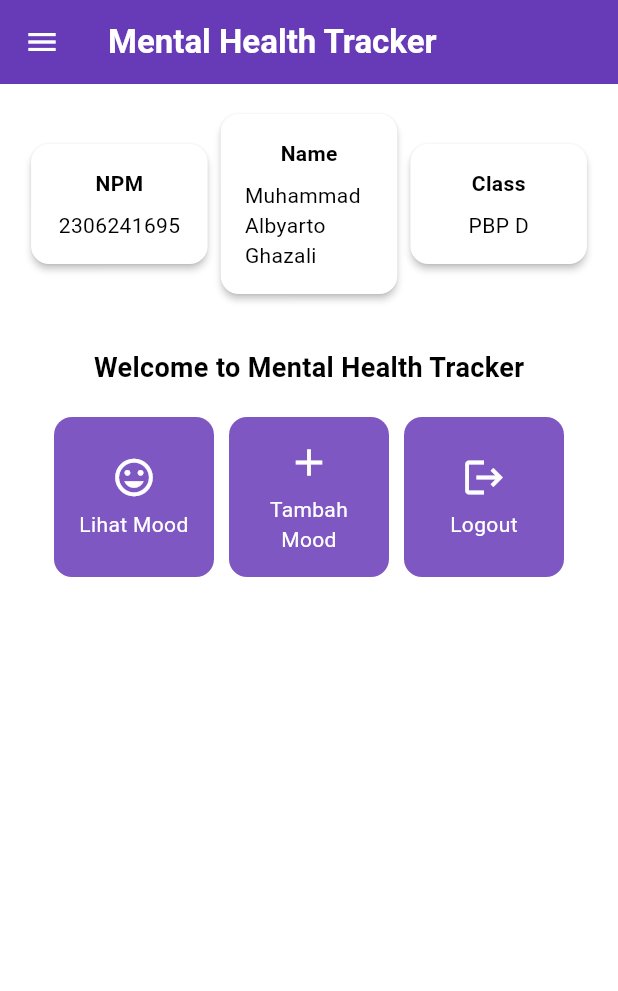
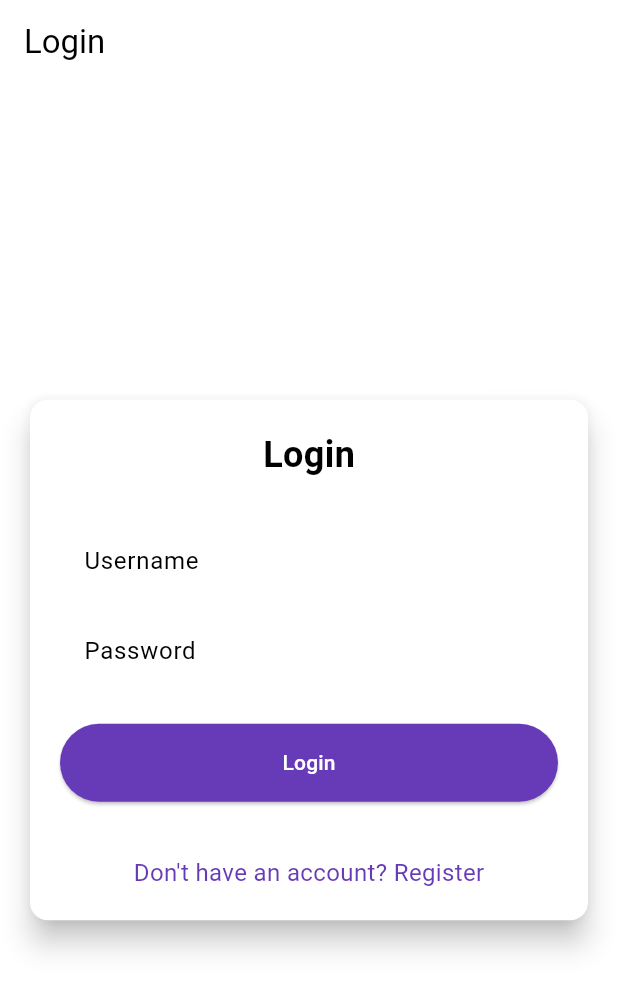
Before and after one commit to albyarto/mental-health-tracker-mobile, a Flutter app: the screen it shows after launch, on a phone screen of 412 x 824 dp. Shown: the top 991 px of the screen. Run offline on Flutter 3.47's test engine with Material 3 defaults, Android fonts, the phone set to English and light mode, and no system bars; missing offline and left inert: pbp_django_auth.

Commit message:
tutorial 8 selesai

```diff
--- a/lib/main.dart
+++ b/lib/main.dart
@@ -1,5 +1,7 @@
 import 'package:flutter/material.dart';
-import 'package:mental_health_tracker/screens/menu.dart';
+import 'package:mental_health_tracker/screens/login.dart';
+import 'package:pbp_django_auth/pbp_django_auth.dart';
+import 'package:provider/provider.dart';
 
 void main() {
   runApp(const MyApp());
@@ -8,17 +10,23 @@ void main() {
 class MyApp extends StatelessWidget {
   const MyApp({super.key});
 
-  // This widget is the root of your application.
   @override
   Widget build(BuildContext context) {
-    return MaterialApp(
-      title: 'Flutter Demo',
-      theme: ThemeData(
-        colorScheme: ColorScheme.fromSwatch(
-          primarySwatch: Colors.deepPurple,
-        ).copyWith(secondary: Colors.deepPurple[400]),
+    return Provider(
+      create: (_) {
+        CookieRequest request = CookieRequest();
+        return request;
+      },
+      child: MaterialApp(
+        title: 'Mental Health Tracker',
+        theme: ThemeData(
+          useMaterial3: true,
+          colorScheme: ColorScheme.fromSwatch(
+            primarySwatch: Colors.deepPurple,
+          ).copyWith(secondary: Colors.deepPurple[400]),
+        ),
+        home: const LoginPage()
       ),
-      home: MyHomePage(),
     );
   }
 }
--- /dev/null
+++ b/lib/screens/login.dart
@@ -0,0 +1,180 @@
+import 'package:mental_health_tracker/screens/menu.dart';
+import 'package:flutter/material.dart';
+import 'package:mental_health_tracker/screens/register.dart';
+import 'package:pbp_django_auth/pbp_django_auth.dart';
+import 'package:provider/provider.dart';
+void main() {
+  runApp(const LoginApp());
+}
+
+class LoginApp extends StatelessWidget {
+  const LoginApp({super.key});
+
+  @override
+  Widget build(BuildContext context) {
+    return MaterialApp(
+      title: 'Login',
+      theme: ThemeData(
+        useMaterial3: true,
+        colorScheme: ColorScheme.fromSwatch(
+          primarySwatch: Colors.deepPurple,
+        ).copyWith(secondary: Colors.deepPurple[400]),
+      ),
+      home: const LoginPage(),
+    );
+  }
+}
+
+class LoginPage extends StatefulWidget {
+  const LoginPage({super.key});
+
+  @override
+  State<LoginPage> createState() => _LoginPageState();
+}
+
+class _LoginPageState extends State<LoginPage> {
+  final TextEditingController _usernameController = TextEditingController();
+  final TextEditingController _passwordController = TextEditingController();
+
+  @override
+  Widget build(BuildContext context) {
+    final request = context.watch<CookieRequest>();
+
+    return Scaffold(
+      appBar: AppBar(
+        title: const Text('Login'),
+      ),
+      body: Center(
+        child: SingleChildScrollView(
+          padding: const EdgeInsets.all(16.0),
+          child: Card(
+            elevation: 8,
+            shape: RoundedRectangleBorder(
+              borderRadius: BorderRadius.circular(12.0),
+            ),
+            child: Padding(
+              padding: const EdgeInsets.all(20.0),
+              child: Column(
+                mainAxisSize: MainAxisSize.min,
+                children: [
+                  const Text(
+                    'Login',
+                    style: TextStyle(
+                      fontSize: 24.0,
+                      fontWeight: FontWeight.bold,
+                    ),
+                  ),
+                  const SizedBox(height: 30.0),
+                  TextField(
+                    controller: _usernameController,
+                    decoration: const InputDecoration(
+                      labelText: 'Username',
+                      hintText: 'Enter your username',
+                      border: OutlineInputBorder(
+                        borderRadius: BorderRadius.all(Radius.circular(12.0)),
+                      ),
+                      contentPadding:
+                          EdgeInsets.symmetric(horizontal: 12.0, vertical: 8.0),
+                    ),
+                  ),
+                  const SizedBox(height: 12.0),
+                  TextField(
+                    controller: _passwordController,
+                    decoration: const InputDecoration(
+                      labelText: 'Password',
+                      hintText: 'Enter your password',
+                      border: OutlineInputBorder(
+                        borderRadius: BorderRadius.all(Radius.circular(12.0)),
+                      ),
+                      contentPadding:
+                          EdgeInsets.symmetric(horizontal: 12.0, vertical: 8.0),
+                    ),
+                    obscureText: true,
+                  ),
+                  const SizedBox(height: 24.0),
+                  ElevatedButton(
+                    onPressed: () async {
+                      String username = _usernameController.text;
+                      String password = _passwordController.text;
+
+                      // Cek kredensial
+                      // TODO: Ganti URL dan jangan lupa tambahkan trailing slash (/) di akhir URL!
+                      // Untuk menyambungkan Android emulator dengan Django pada localhost,
+                      // gunakan URL http://10.0.2.2/
+                      final response = await request
+                          .login("http://127.0.0.1:8000/auth/login/", {
+                        'username': username,
+                        'password': password,
+                      });
+
+                      if (request.loggedIn) {
+                        String message = response['message'];
+                        String uname = response['username'];
+                        if (context.mounted) {
+                          Navigator.pushReplacement(
+                            context,
+                            MaterialPageRoute(
+                                builder: (context) => MyHomePage()),
+                          );
+                          ScaffoldMessenger.of(context)
+                            ..hideCurrentSnackBar()
+                            ..showSnackBar(
+                              SnackBar(
+                                  content:
+                                      Text("$message Selamat datang, $uname.")),
+                            );
+                        }
+                      } else {
+                        if (context.mounted) {
+                          showDialog(
+                            context: context,
+                            builder: (context) => AlertDialog(
+                              title: const Text('Login Gagal'),
+                              content: Text(response['message']),
+                              actions: [
+                                TextButton(
+                                  child: const Text('OK'),
+                                  onPressed: () {
+                                    Navigator.pop(context);
+                                  },
+                                ),
+                              ],
+                            ),
+                          );
+                        }
+                      }
+                    },
+                    style: ElevatedButton.styleFrom(
+                      foregroundColor: Colors.white,
+                      minimumSize: Size(double.infinity, 50),
+                      backgroundColor: Theme.of(context).colorScheme.primary,
+                      padding: const EdgeInsets.symmetric(vertical: 16.0),
+                    ),
+                    child: const Text('Login'),
+                  ),
+                  const SizedBox(height: 36.0),
+                  GestureDetector(
+                    onTap: () {
+                      Navigator.push(
+                        context,
+                        MaterialPageRoute(
+                            builder: (context) => const RegisterPage()),
+                      );
+                    },
+                    child: Text(
+                      'Don\'t have an account? Register',
+                      style: TextStyle(
+                        color: Theme.of(context).colorScheme.primary,
+                        fontSize: 16.0,
+                      ),
+                    ),
+                  ),
+                ],
+              ),
+            ),
+          ),
+        ),
+      ),
+    );
+  }
+}
--- a/lib/screens/menu.dart
+++ b/lib/screens/menu.dart
@@ -1,7 +1,6 @@
 import 'package:flutter/material.dart';
 // Impor drawer widget
 import 'package:mental_health_tracker/widgets/left_drawer.dart';
-import 'package:mental_health_tracker/screens/moodentry_form.dart';
 import 'package:mental_health_tracker/widgets/mood_card.dart';
 
 class MyHomePage extends StatelessWidget {
--- a/pubspec.yaml
+++ b/pubspec.yaml
@@ -35,6 +35,9 @@ dependencies:
   # The following adds the Cupertino Icons font to your application.
   # Use with the CupertinoIcons class for iOS style icons.
   cupertino_icons: ^1.0.8
+  provider: ^6.1.2
+  pbp_django_auth: ^0.4.0
+  http: ^1.2.2
 
 dev_dependencies:
   flutter_test:
```
Also changed, not shown: lib/models/mood_entry.dart (added, +65 -0 lines), lib/screens/list_moodentry.dart (added, +90 -0 lines), lib/screens/moodentry_form.dart (+37 -29 lines), lib/screens/register.dart (added, +166 -0 lines), lib/widgets/left_drawer.dart (+13 -1 lines), lib/widgets/mood_card.dart (+35 -1 lines), pubspec.lock, 2 other files.
